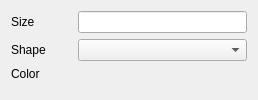
This is glue_aladin/catalog_layer_widget.ui in glue-viz/glue-aladin as Qt 5 draws it before an edit. The edited form follows.
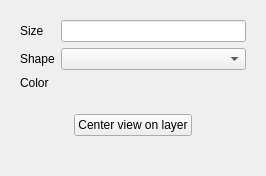
This is the edited form. Custom widgets are drawn as their Qt base class.

Commit message: Allow centering view on layer.

What changed in the file:
```diff
--- a/glue_aladin/catalog_layer_widget.ui
+++ b/glue_aladin/catalog_layer_widget.ui
@@ -6,8 +6,8 @@
    <rect>
     <x>0</x>
     <y>0</y>
-    <width>258</width>
-    <height>100</height>
+    <width>266</width>
+    <height>176</height>
    </rect>
   </property>
   <property name="sizePolicy">
@@ -19,7 +19,17 @@
   <property name="windowTitle">
    <string>Form</string>
   </property>
+  <layout class="QVBoxLayout" name="verticalLayout">
+   <item>
+    <widget class="QWidget" name="widget" native="true">
   <layout class="QGridLayout" name="gridLayout">
+      <item row="0" column="0">
+       <widget class="QLabel" name="label_size">
+        <property name="text">
+         <string>Size</string>
+        </property>
+       </widget>
+      </item>
    <item row="1" column="0">
     <widget class="QLabel" name="label_shape">
      <property name="text">
@@ -27,6 +37,12 @@
      </property>
     </widget>
    </item>
+      <item row="1" column="1">
+       <widget class="QComboBox" name="combosel_shape"/>
+      </item>
+      <item row="0" column="1">
+       <widget class="QLineEdit" name="valuetext_size"/>
+      </item>
    <item row="2" column="0">
     <widget class="QLabel" name="label_color">
      <property name="text">
@@ -34,19 +50,6 @@
      </property>
     </widget>
    </item>
-   <item row="0" column="2">
-    <widget class="QLineEdit" name="valuetext_size"/>
-   </item>
-   <item row="0" column="0">
-    <widget class="QLabel" name="label_size">
-     <property name="text">
-      <string>Size</string>
-     </property>
-    </widget>
-   </item>
-   <item row="1" column="2">
-    <widget class="QComboBox" name="combosel_shape"/>
-   </item>
    <item row="2" column="1">
     <widget class="QColorBox" name="color_color">
      <property name="sizePolicy">
@@ -60,7 +63,49 @@
      </property>
     </widget>
    </item>
-   <item row="3" column="1">
+     </layout>
+    </widget>
+   </item>
+   <item>
+    <widget class="QWidget" name="widget_2" native="true">
+     <layout class="QHBoxLayout" name="horizontalLayout">
+      <item>
+       <spacer name="horizontalSpacer">
+        <property name="orientation">
+         <enum>Qt::Horizontal</enum>
+        </property>
+        <property name="sizeHint" stdset="0">
+         <size>
+          <width>40</width>
+          <height>20</height>
+         </size>
+        </property>
+       </spacer>
+      </item>
+      <item>
+       <widget class="QPushButton" name="button_center">
+        <property name="text">
+         <string>Center view on layer</string>
+        </property>
+       </widget>
+      </item>
+      <item>
+       <spacer name="horizontalSpacer_2">
+        <property name="orientation">
+         <enum>Qt::Horizontal</enum>
+        </property>
+        <property name="sizeHint" stdset="0">
+         <size>
+          <width>40</width>
+          <height>20</height>
+         </size>
+        </property>
+       </spacer>
+      </item>
+     </layout>
+    </widget>
+   </item>
+   <item>
     <spacer name="verticalSpacer">
      <property name="orientation">
       <enum>Qt::Vertical</enum>
```
Lines whose indentation alone changed are shown as unchanged. The commit also changes 3 other files.
